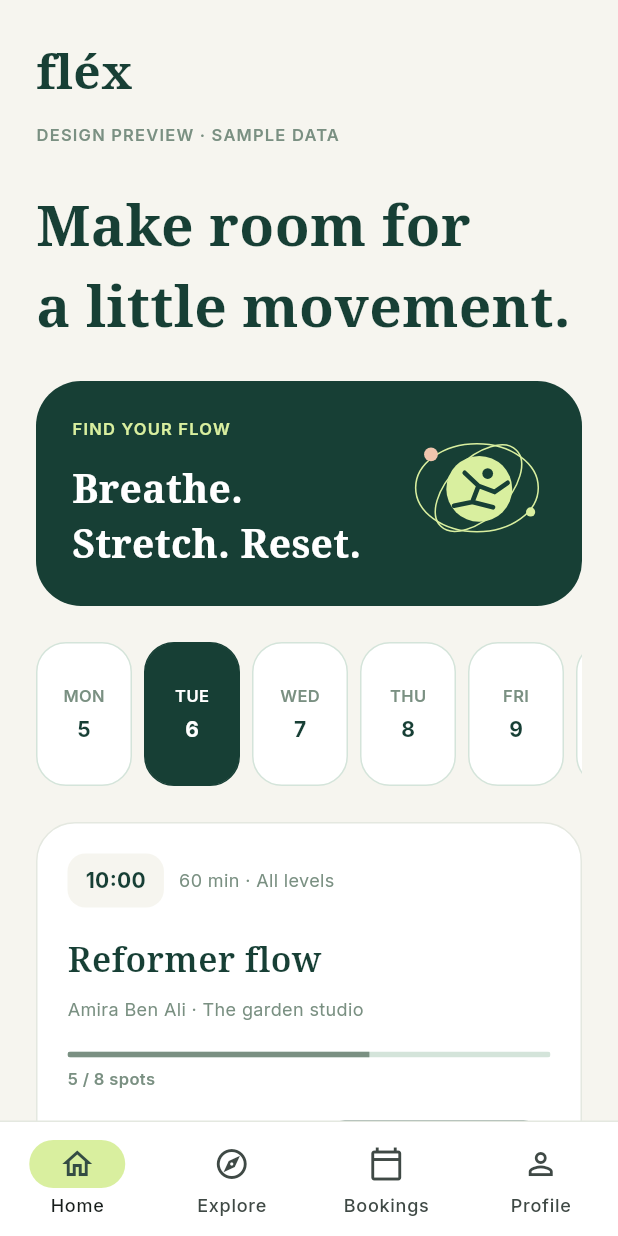
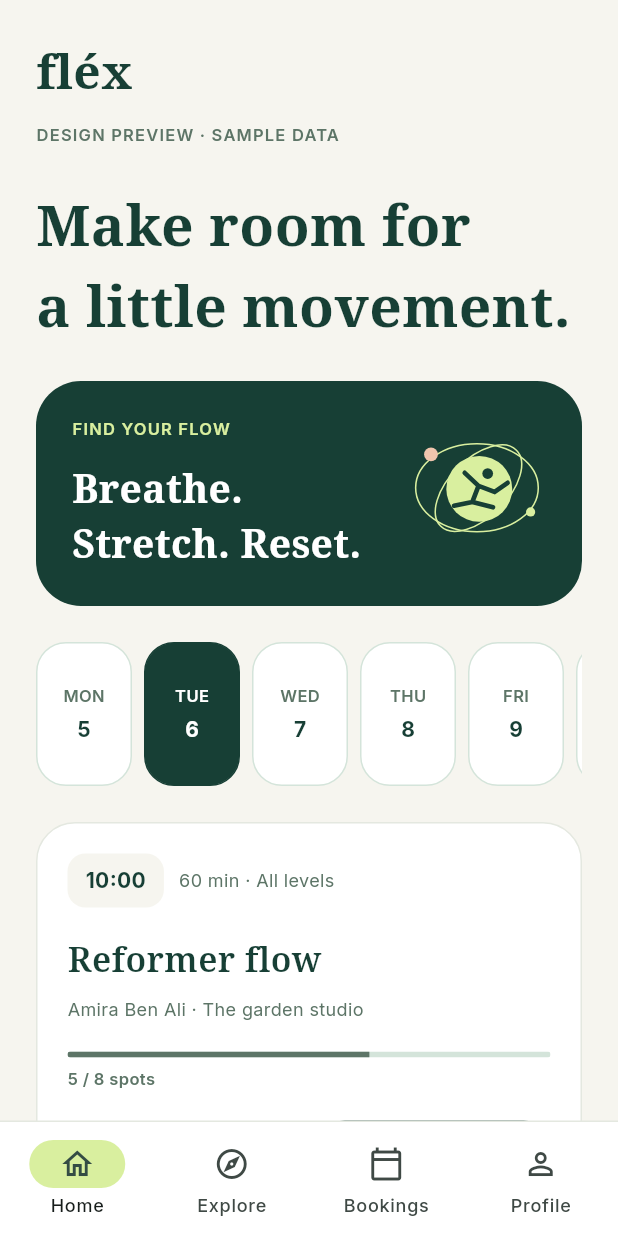
Before and after one commit to yacine-boujelbenne/Pilate.Padel.BookingApp, a Flutter app: the DesignPreview screen opened directly, on a phone screen of 412 x 824 dp. Run offline on Flutter 3.47's test engine with Material 3 defaults, Android fonts, the phone set to English and light mode, and no system bars; our stand-ins replace firebase_core, firebase_messaging, fl_chart, flutter_dotenv, go_router, supabase_flutter; accounts and stored records are empty; network calls fail.

Commit message:
Fix reduced-motion error layout and improve small-text contrast

```diff
--- a/lib/app/theme.dart
+++ b/lib/app/theme.dart
@@ -6,13 +6,13 @@ class AppColors {
   static const peach = Color(0xFFF0C6AE);
   static const border = Color(0xFFE4E8E0);
   static const mint = Color(0xFFF6F5EF);
-  static const sage = Color(0xFF7A9082);
+  static const sage = Color(0xFF5D7567);
   static const sageDark = Color(0xFF173F35);
   static const sageLight = Color(0xFFA8BDB2);
   static const sagePale = Color(0xFFD4E4DA);
   static const textDark = Color(0xFF173F35);
   static const textMid = Color(0xFF4E6057);
-  static const textLight = Color(0xFF7A9082);
+  static const textLight = Color(0xFF5D7567);
   static const white = Color(0xFFFFFFFF);
   static const amberLight = Color(0xFFFDF0DC);
   static const amberDark = Color(0xFF8A5C0E);
```
Also changed, not shown: lib/features/bookings/presentation/reservation_sheet.dart (+13 -2 lines).
